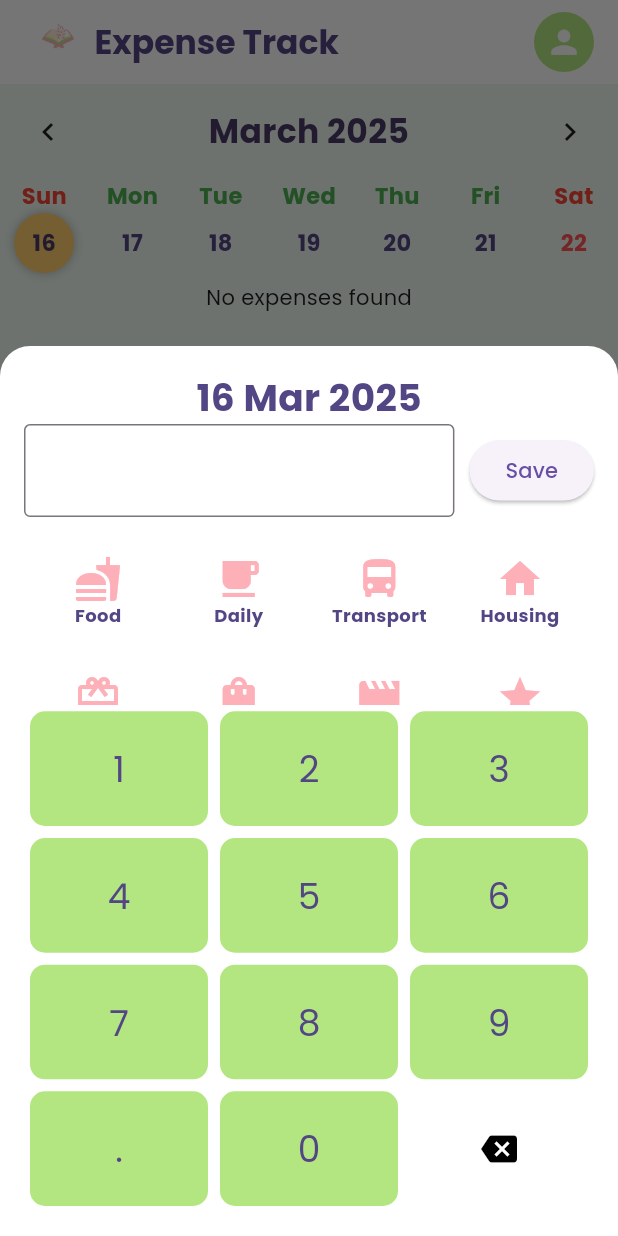
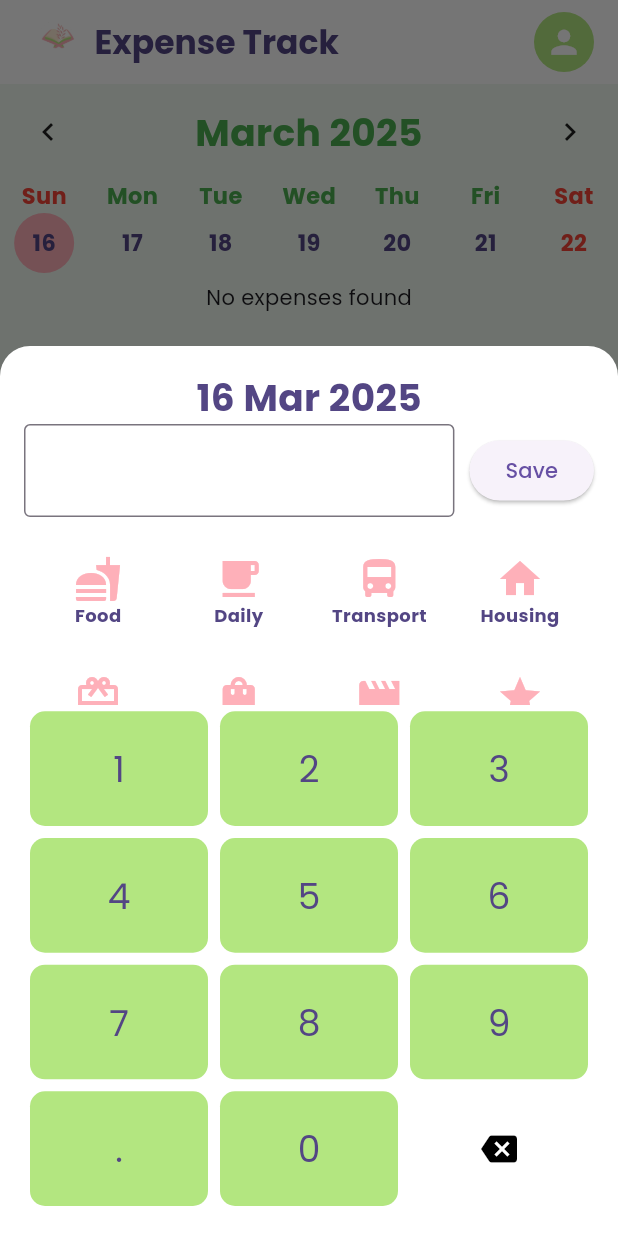
Before and after one commit to anniemark2522/projectflutter, a Flutter app: the HomePage screen opened directly with empty values, item 2 of the bottom bar chosen, after a tap on the "add" icon, on a phone screen of 412 x 824 dp. Run offline on Flutter 3.47's test engine with Material 3 defaults, Android fonts, the light colour scheme and no system bars; drawn by our look-alikes of table_calendar; our stand-ins replace carousel_slider, cloud_firestore, firebase_auth, firebase_core, flutter_slidable, google_fonts; accounts and stored records are empty.

Commit message:
update final final

```diff
--- a/lib/models/ExpenseTrack/expense.dart
+++ b/lib/models/ExpenseTrack/expense.dart
@@ -44,73 +44,63 @@ class _SavingPageState extends State<SavingPage> {
           TableCalendar(
             firstDay: DateTime.utc(2025, 1, 1),
             lastDay: DateTime.utc(2026, 12, 31),
+            calendarFormat: CalendarFormat.week,
             focusedDay: _focusedDay,
-            selectedDayPredicate: (day) => isSameDay(_selectedDay, day),
+            selectedDayPredicate: (day) {
+              return _selectedDay != null &&
+                  day.year == _selectedDay!.year &&
+                  day.month == _selectedDay!.month &&
+                  day.day == _selectedDay!.day;
+            },
             onDaySelected: (selectedDay, focusedDay) {
               setState(() {
                 _selectedDay = selectedDay;
                 _focusedDay = focusedDay;
               });
             },
-            calendarFormat: CalendarFormat.week,
             calendarStyle: CalendarStyle(
                 todayDecoration: BoxDecoration(
-                gradient: LinearGradient(
-                  colors: [
-                    const Color.fromARGB(255, 255, 170, 205),
-                    Color.fromARGB(255, 243, 140, 166),
-                  ],
-                ),
+                  color: Color(0XFFB3E680),
                   shape: BoxShape.circle,
-                boxShadow: [BoxShadow(color: Colors.grey, blurRadius: 5)],
-              ),
-              selectedDecoration: BoxDecoration(
-                color: const Color.fromARGB(255, 255, 204, 108),
-                shape: BoxShape.circle,
-                boxShadow: [BoxShadow(color: Colors.black26, blurRadius: 5)],
                 ),
                 todayTextStyle: TextStyle(
-                color: Colors.white,
+                    color: Colors.green,
+                    fontSize: 15,
+                    fontWeight: FontWeight.bold),
+                selectedDecoration: BoxDecoration(
+                  color: Color(0XFFFEB0B9),
+                  shape: BoxShape.circle,
+                ),
+                defaultTextStyle: TextStyle(
+                    color: Color(0xFF534684),
+                    fontSize: 15,
+                    fontWeight: FontWeight.bold),
+                weekendTextStyle: TextStyle(
+                  color: Colors.red,
                   fontSize: 15,
                   fontWeight: FontWeight.bold,
                 ),
                 selectedTextStyle: TextStyle(
-                color: const Color.fromARGB(255, 75, 59, 104),
-                fontSize: 15,
-                fontWeight: FontWeight.bold,
-              ),
-              defaultTextStyle: TextStyle(
                     color: Color(0xFF534684),
                     fontSize: 15,
-                fontWeight: FontWeight.bold,
-              ),
-              weekendTextStyle: TextStyle(
-                color: Colors.redAccent,
-                fontSize: 15,
-                fontWeight: FontWeight.bold,
-              ),
-            ),
+                    fontWeight: FontWeight.bold)),
             headerStyle: HeaderStyle(
               formatButtonVisible: false,
               titleCentered: true,
               titleTextStyle: TextStyle(
-                fontSize: 22,
+                  fontSize: 25,
                   fontWeight: FontWeight.bold,
-                color: const Color.fromARGB(255, 75, 59, 104),
-              ),
+                  color: Colors.green),
             ),
             daysOfWeekStyle: DaysOfWeekStyle(
                 weekdayStyle: TextStyle(
                     color: Colors.green,
                     fontSize: 15,
-                fontWeight: FontWeight.bold,
-              ),
+                    fontWeight: FontWeight.bold),
                 weekendStyle: TextStyle(
                     color: Colors.red,
                     fontSize: 15,
-                fontWeight: FontWeight.bold,
-              ),
-            ),
+                    fontWeight: FontWeight.bold)),
           ),
           StreamBuilder<QuerySnapshot>(
             stream: FirebaseFirestore.instance
--- a/lib/models/ExpenseTrack/numberPad.dart
+++ b/lib/models/ExpenseTrack/numberPad.dart
@@ -1,5 +1,4 @@
 import 'package:flutter/material.dart';
-import 'package:table_calendar/table_calendar.dart';
 import 'package:intl/intl.dart';
 import '../../service/database_service.dart';
 
--- a/lib/models/MoodTrack/mood.dart
+++ b/lib/models/MoodTrack/mood.dart
@@ -11,7 +11,7 @@ class MoodCalendar extends StatefulWidget {
 
 class _MoodCalendarState extends State<MoodCalendar> {
   DateTime _focusedDay = DateTime.now();
-  DateTime? _selectedDay;
+  DateTime? _selectedDay; //ใช้เเค่เเช็คการลือกวันอย่างเดียว
   String _selectedMood = "";
   String _note = "";
   final FirebaseFirestore _firestore = FirebaseFirestore.instance;
@@ -93,34 +93,46 @@ class _MoodCalendarState extends State<MoodCalendar> {
     }
   }
 
-  void _showMoodPicker() {
+  void _showMoodPicker(DateTime selectedDay) {
     showModalBottomSheet(
       context: context,
       shape: RoundedRectangleBorder(
         borderRadius: BorderRadius.vertical(top: Radius.circular(20)),
       ),
       builder: (context) {
-        return StatefulBuilder(
-          builder: (context, setState) {
+        return StreamBuilder<DocumentSnapshot>(
+          stream: _getMoodStream(selectedDay),
+          builder: (context, snapshot) {
+            if (snapshot.connectionState == ConnectionState.waiting) {
+              return Center(child: CircularProgressIndicator());
+            }
+
+            if (snapshot.hasError) {
+              return Center(child: Text("Error: ${snapshot.error}"));
+            }
+
+            if (!snapshot.hasData || !snapshot.data!.exists) {
+              return Center(child: Text("No mood data found."));
+            }
+
+            var moodData = snapshot.data!.data() as Map<String, dynamic>;
+
             return Container(
               padding: EdgeInsets.all(20),
               height: 800,
               decoration: BoxDecoration(
-                gradient: LinearGradient(colors: [
-                  Colors.white,
-                  const Color.fromARGB(255, 210, 224, 190)
-                ]),
+                gradient: LinearGradient(
+                  colors: [Colors.white, Color.fromARGB(255, 210, 224, 190)],
+                ),
                 borderRadius: BorderRadius.vertical(top: Radius.circular(20)),
               ),
               child: SingleChildScrollView(
                 child: Column(
                   children: [
                     SizedBox(height: 10),
-                    Text(
-                      "Select a note:",
-                      style:
-                          TextStyle(fontSize: 18, fontWeight: FontWeight.bold),
-                    ),
+                    Text("Select a note:",
+                        style: TextStyle(
+                            fontSize: 18, fontWeight: FontWeight.bold)),
                     Wrap(
                       spacing: 10,
                       children: [
@@ -132,10 +144,10 @@ class _MoodCalendarState extends State<MoodCalendar> {
                           },
                           style: ElevatedButton.styleFrom(
                             backgroundColor: _note == "Feeling great today! 😊"
-                                ? const Color.fromARGB(255, 255, 218, 238)
-                                : const Color.fromARGB(255, 255, 255, 255),
+                                ? Color.fromARGB(255, 255, 218, 238)
+                                : Colors.white,
                             foregroundColor: _note == "Feeling great today! 😊"
-                                ? const Color.fromARGB(255, 61, 39, 39)
+                                ? Color.fromARGB(255, 61, 39, 39)
                                 : Colors.black,
                           ),
                           child: Text("Feeling great! 😊"),
@@ -148,10 +160,10 @@ class _MoodCalendarState extends State<MoodCalendar> {
                           },
                           style: ElevatedButton.styleFrom(
                             backgroundColor: _note == "Not my best day 😔"
-                                ? const Color.fromARGB(255, 255, 218, 238)
-                                : const Color.fromARGB(255, 255, 255, 255),
+                                ? Color.fromARGB(255, 255, 218, 238)
+                                : Colors.white,
                             foregroundColor: _note == "Not my best day 😔"
-                                ? const Color.fromARGB(255, 61, 39, 39)
+                                ? Color.fromARGB(255, 61, 39, 39)
                                 : Colors.black,
                           ),
                           child: Text("Not my best 😔"),
@@ -165,25 +177,20 @@ class _MoodCalendarState extends State<MoodCalendar> {
                           style: ElevatedButton.styleFrom(
                             backgroundColor:
                                 _note == "Excited for something new! 🎉"
-                                    ? const Color.fromARGB(255, 255, 218, 238)
-                                    : const Color.fromARGB(255, 255, 255, 255),
+                                    ? Color.fromARGB(255, 255, 218, 238)
+                                    : Colors.white,
                             foregroundColor:
                                 _note == "Excited for something new! 🎉"
-                                    ? const Color.fromARGB(255, 61, 39, 39)
+                                    ? Color.fromARGB(255, 61, 39, 39)
                                     : Colors.black,
                           ),
                           child: Text("Excited! 🎉"),
                         ),
                       ],
                     ),
-                    Text(
-                      "Mood About Day?",
+                    Text("Mood About Day?",
                         style: TextStyle(
-                        fontSize: 18,
-                        fontWeight: FontWeight.bold,
-                        color: const Color.fromARGB(255, 67, 53, 92),
-                      ),
-                    ),
+                            fontSize: 18, fontWeight: FontWeight.bold)),
                     SizedBox(height: 15),
                     GridView.builder(
                       shrinkWrap: true,
@@ -209,30 +216,18 @@ class _MoodCalendarState extends State<MoodCalendar> {
                             ),
                             elevation: 5,
                             color: isSelected
-                                ? const Color.fromARGB(255, 255, 218, 238)
-                                : const Color.fromARGB(255, 255, 255, 255),
+                                ? Color.fromARGB(255, 255, 218, 238)
+                                : Colors.white,
                             child: Column(
                               mainAxisAlignment: MainAxisAlignment.center,
                               children: [
-                                Text(
-                                  mood["emoji"]!,
-                                  style: TextStyle(
-                                      fontSize: 40,
-                                      color: isSelected
-                                          ? Colors.white
-                                          : Colors.black),
-                                ),
+                                Text(mood["emoji"]!,
+                                    style: TextStyle(fontSize: 40)),
                                 SizedBox(height: 5),
-                                Text(
-                                  mood["value"]!,
+                                Text(mood["value"]!,
                                     style: TextStyle(
                                         fontSize: 16,
-                                    fontWeight: FontWeight.bold,
-                                    color: isSelected
-                                        ? const Color.fromARGB(255, 61, 39, 39)
-                                        : Colors.black,
-                                  ),
-                                ),
+                                        fontWeight: FontWeight.bold)),
                               ],
                             ),
                           ),
@@ -270,12 +265,28 @@ class _MoodCalendarState extends State<MoodCalendar> {
     );
   }
 
+  Stream<DocumentSnapshot> _getMoodStream(DateTime selectedDay) {
+    String? uid = FirebaseAuth.instance.currentUser?.uid;
+    if (uid != null) {
+      String formattedDate = selectedDay.toIso8601String().split("T")[0];
+
+      return _firestore
+          .collection('users')
+          .doc(uid)
+          .collection('moods')
+          .doc(formattedDate)
+          .snapshots();
+    }
+    return Stream.empty();
+  }
+
   @override
   Widget build(BuildContext context) {
-    return Stack(
+    return Scaffold(
+      backgroundColor: Color(0xFFEFF9F0),
+      body: Column(
         children: [
-        Column(
-          children: [
+          // TableCalendar
           TableCalendar(
             firstDay: DateTime.utc(2020, 1, 1),
             lastDay: DateTime.utc(2030, 12, 31),
@@ -286,16 +297,13 @@ class _MoodCalendarState extends State<MoodCalendar> {
                 _selectedDay = selectedDay;
                 _focusedDay = focusedDay;
               });
-                _loadMood(); // Load mood for the selected day
+              _loadMood();
             },
             calendarFormat: CalendarFormat.month,
             calendarStyle: CalendarStyle(
               todayDecoration: BoxDecoration(
                 gradient: LinearGradient(
-                    colors: [
-                      Color(0xFFFFAACD), // Light pink
-                      Color(0xFFF38CA6), // Deep pink
-                    ],
+                  colors: [Color(0xFFFFAACD), Color(0xFFF38CA6)],
                   begin: Alignment.topLeft,
                   end: Alignment.bottomRight,
                 ),
@@ -308,24 +316,13 @@ class _MoodCalendarState extends State<MoodCalendar> {
                 ],
               ),
               selectedDecoration: BoxDecoration(
-                  color: Color(0xFFFFCC6C), // Warm orange
+                color: Color(0xFFFFCC6C),
                 shape: BoxShape.circle,
                 boxShadow: [
                   BoxShadow(
                       color: Colors.black26, blurRadius: 6, spreadRadius: 2)
                 ],
               ),
-                weekendTextStyle: TextStyle(
-                  color: Colors.redAccent,
-                  fontSize: 16,
-                  fontWeight: FontWeight.bold,
-                ),
-                defaultTextStyle: TextStyle(
-                  color: Color(0xFF534684),
-                  fontSize: 15,
-                  fontWeight: FontWeight.w600,
-                ),
-                outsideDaysVisible: false, // Hide outside month days
             ),
             headerStyle: HeaderStyle(
               formatButtonVisible: false,
@@ -338,17 +335,6 @@ class _MoodCalendarState extends State<MoodCalendar> {
                 fontSize: 22,
                 fontWeight: FontWeight.bold,
                 color: Color(0xFF4B3B68),
-                  letterSpacing: 1.2,
-                ),
-              ),
-              daysOfWeekStyle: DaysOfWeekStyle(
-                weekdayStyle: TextStyle(
-                  color: Color(0xFF4B3B68),
-                  fontWeight: FontWeight.bold,
-                ),
-                weekendStyle: TextStyle(
-                  color: Colors.redAccent,
-                  fontWeight: FontWeight.bold,
               ),
             ),
           ),
@@ -378,71 +364,34 @@ class _MoodCalendarState extends State<MoodCalendar> {
                   style: TextStyle(fontSize: 18, color: Colors.grey)),
         ],
       ),
-        Positioned(
-  bottom: 18,
-  right: 15,
-  child: FloatingActionButton(
+      floatingActionButton: FloatingActionButton(
         backgroundColor: _selectedDay != null &&
                 _selectedDay!.year == DateTime.now().year &&
                 _selectedDay!.month == DateTime.now().month &&
                 _selectedDay!.day == DateTime.now().day
-        ? (_isSavedToday
-            ? const Color.fromARGB(255, 168, 168, 168) // สีเทาหากบันทึกแล้ว
-            : const Color.fromARGB(255, 247, 167, 187)) // สีปกติหากยังไม่ได้บันทึก
-        : const Color.fromARGB(255, 168, 168, 168), // สีเทาหากไม่ใช่วันปัจจุบัน
+            ? (_isSavedToday ? Colors.grey : Color.fromARGB(255, 247, 167, 187))
+            : Colors.grey,
         onPressed: () {
           if (_selectedDay != null &&
               _selectedDay!.year == DateTime.now().year &&
               _selectedDay!.month == DateTime.now().month &&
               _selectedDay!.day == DateTime.now().day) {
-        // ตรวจสอบว่ายังไม่ได้บันทึกในวันปัจจุบัน
             if (!_isSavedToday) {
-          _showMoodPicker(); // เปิดตัวเลือกอารมณ์
+              _showMoodPicker(_selectedDay!);
             } else {
-          // หากบันทึกข้อมูลแล้วในวันปัจจุบัน
               ScaffoldMessenger.of(context).showSnackBar(
-            SnackBar(
-              content: Text("You can only save mood once per day!"),
-            ),
+                SnackBar(content: Text("You can only save mood once per day!")),
               );
             }
           } else {
-        // แสดงข้อความถ้าไม่ใช่วันปัจจุบัน
             ScaffoldMessenger.of(context).showSnackBar(
-          SnackBar(
-            content: Text("You can only save mood for today!"),
-          ),
+              SnackBar(content: Text("You can only save mood for today!")),
             );
           }
         },
         shape: CircleBorder(),
-    child: Icon(
-      Icons.add,
-      size: 25,
-      color: Colors.white,
+        child: Icon(Icons.add, size: 25, color: Colors.white),
       ),
-  ),
-)
-
-      ],
     );
   }
 }
-
-
-// Positioned(
-//           bottom: 18,
-//           right: 15,
-//           child: FloatingActionButton(
-//             backgroundColor: _isSavedToday
-//                 ? const Color.fromARGB(255, 168, 168, 168)
-//                 : const Color.fromARGB(255, 247, 167, 187), // Normal color
-//             onPressed: _isSavedToday ? null : _showMoodPicker,
-//             shape: CircleBorder(), // Disable if saved
-//             child: Icon(
-//               Icons.add,
-//               size: 25,
-//               color: Colors.white,
-//             ),
-//           ),
-//         ),
--- a/lib/models/homePage.dart
+++ b/lib/models/homePage.dart
@@ -16,7 +16,7 @@ class Home extends StatelessWidget {
             const Text(
               'Welcome To Daily Track',
               style: TextStyle(
-                fontSize: 24, // ลดขนาดลง
+                fontSize: 24,
                 color: Color(0xFF534684),
                 fontWeight: FontWeight.bold,
               ),
@@ -25,14 +25,12 @@ class Home extends StatelessWidget {
             const Text(
               'Your All-in-One Lifestyle',
               style: TextStyle(
-                fontSize: 18, // ลดขนาดลง
+                fontSize: 18,
                 color: Color(0xFF534684),
                 fontWeight: FontWeight.bold,
               ),
             ),
             const SizedBox(height: 20),
-
-            // 🔹 Carousel Slider รูปภาพขนาดเท่ากัน
             CarouselSlider(
               items: [
                 _buildImage("assets/images/book.jpg"),
@@ -47,16 +45,16 @@ class Home extends StatelessWidget {
                 viewportFraction: 0.9,
               ),
             ),
-
             const SizedBox(height: 20),
             Expanded(
               child: ListView(
                 children: [
-                  _buildListItem(Icons.book, "Book Track",
-                      "Track your reading progress"),
+                  _buildListItem(
+                      Icons.book, "Book Track", "Track your reading progress"),
                   _buildListItem(Icons.attach_money, "Expense Track",
                       "Track your daily spending"),
-                  _buildListItem(Icons.mood, "Mood Track", "Log your daily mood"),
+                  _buildListItem(
+                      Icons.mood, "Mood Track", "Log your daily mood"),
                   _buildListItem(Icons.settings, "Setting", "Change your name"),
                   const SizedBox(height: 20),
                   const Center(
@@ -112,14 +110,13 @@ class Home extends StatelessWidget {
     );
   }
 
-  // 🔹 ฟังก์ชันช่วยสร้าง ListTile
   Widget _buildListItem(IconData icon, String title, String subtitle) {
     return Padding(
       padding: const EdgeInsets.symmetric(vertical: 10),
       child: Container(
         decoration: BoxDecoration(
           color: Colors.white,
-          borderRadius: BorderRadius.circular(15), // ลดขอบให้มนขึ้น
+          borderRadius: BorderRadius.circular(15),
           boxShadow: [
             BoxShadow(
               color: Colors.black.withOpacity(0.1),
--- a/lib/screen/home_screen.dart
+++ b/lib/screen/home_screen.dart
@@ -4,7 +4,6 @@ import 'package:project_anne/models/MoodTrack/mood.dart';
 import 'package:project_anne/models/SettingTrack/setting.dart';
 import '../models/BookTrack/book_page.dart';
 import '../models/homePage.dart';
-import 'package:google_fonts/google_fonts.dart';
 import 'package:cloud_firestore/cloud_firestore.dart';
 
 class HomePage extends StatefulWidget {
@@ -93,13 +92,13 @@ class _HomePageState extends State<HomePage> {
               decoration: BoxDecoration(
                 image: DecorationImage(
                   image: AssetImage('assets/images/Track (4)-Photoroom.png'),
-                  fit: BoxFit.fill, // จะรักษาสัดส่วนของรูปภาพ
+                  fit: BoxFit.fill,
                 ),
               ),
             ),
             SizedBox(width: 2),
             Text(
-              appBarTitles[screenIndex], // ใช้ชื่อตาม screenIndex
+              appBarTitles[screenIndex],
               style: TextStyle(
                 color: Color(0xFF534684),
                 fontWeight: FontWeight.bold,
--- a/lib/service/database_service.dart
+++ b/lib/service/database_service.dart
@@ -2,8 +2,7 @@ import 'package:cloud_firestore/cloud_firestore.dart';
 import 'package:firebase_auth/firebase_auth.dart';
 
 class DatabaseService {
-  final FirebaseFirestore _firestore =
-      FirebaseFirestore.instance; //สร้างตัวแปรเชื่อม Firestore
+  final FirebaseFirestore _firestore = FirebaseFirestore.instance;
   final String? uid = FirebaseAuth.instance.currentUser?.uid;
 
   // บันทึกหนังสือ
@@ -159,12 +158,10 @@ class DatabaseService {
     }
   }
 
-
-
 // เพิ่มอารมณ์
   Future<void> addMoods({
     required DateTime selectedDay,
-  String? emoji,         // เพิ่ม emoji
+    String? emoji,
     String? moodAboutDay,
     String? status,
     String? note,
@@ -172,13 +169,11 @@ Future<void> addMoods({
     try {
       if (uid != null) {
         String formattedDate = selectedDay.toIso8601String().split("T")[0];
-
-      // ใช้ .doc(formattedDate).set() เพื่อให้ document ID เป็นวันที่
         await _firestore
             .collection('users')
             .doc(uid)
             .collection('moods')
-          .doc(formattedDate) // ใช้วันที่เป็น document ID
+            .doc(formattedDate)
             .set({
           'emoji': emoji,
           'moodAboutDay': moodAboutDay,
@@ -208,7 +203,7 @@ Future<Map<String, dynamic>?> loadMood(DateTime selectedDay) async {
             .collection('users')
             .doc(uid)
             .collection('moods')
-          .doc(formattedDate) // ค้นหาด้วย formattedDate ที่เป็น document ID
+            .doc(formattedDate)
             .get();
 
         if (doc.exists) {
@@ -230,6 +225,4 @@ Future<Map<String, dynamic>?> loadMood(DateTime selectedDay) async {
     }
     return null;
   }
-
-
 }
```
Also changed, not shown: lib/screen/auth/loginpage.dart (+11 -13 lines), lib/screen/auth/signup.dart (+3 -5 lines). Lines whose indentation alone changed are shown as unchanged.
